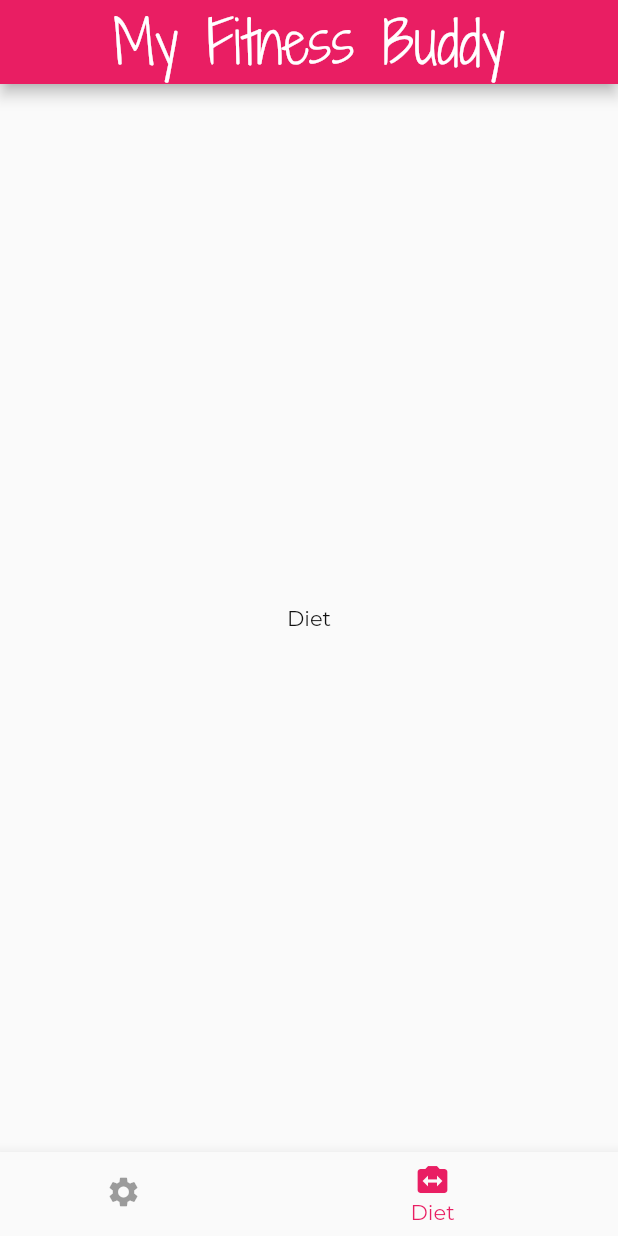
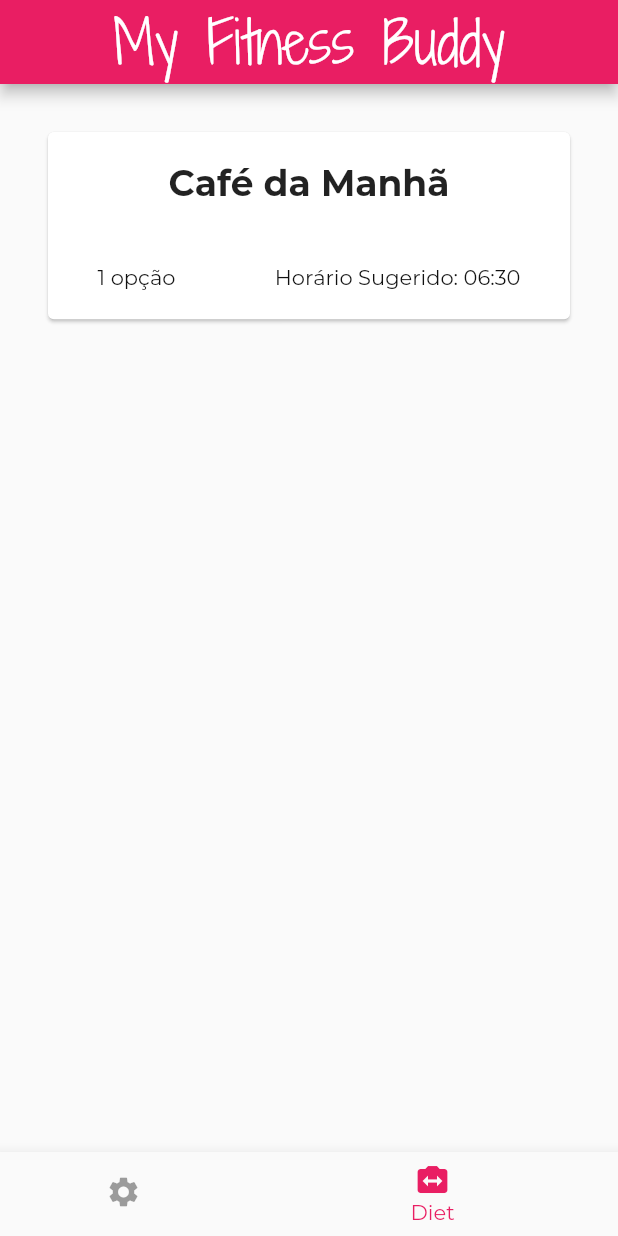
Before and after one commit to raulfdm/my-fitness-buddy, a Flutter app: the screen it shows after launch, item 2 of the bottom bar chosen, on a phone screen of 412 x 824 dp. Run offline on Flutter 3.47's test engine with Material 2 defaults, Android fonts, the phone set to English and light mode, and no system bars; project files that could hold a hidden picture were left out.

Commit message:
Start to implement diet screen

```diff
--- a/lib/config/routes.dart
+++ b/lib/config/routes.dart
@@ -1,7 +1,9 @@
 import '../screens/training_sheet_detail_screen.dart';
 import '../screens/main_screen.dart';
+import '../screens/diet_details_screen.dart';
 
 final ROUTES = {
+  MainScreen.route: (_) => MainScreen(),
   TrainingSheetDetailScreen.route: (_) => TrainingSheetDetailScreen(),
-  MainScreen.route: (_) => MainScreen()
+  DietDetailsScreen.route: (_) => DietDetailsScreen()
 };
--- a/lib/dummy_data.dart
+++ b/lib/dummy_data.dart
@@ -1,5 +1,8 @@
 import './models/training_sheet.dart';
 import './models/exercise.dart';
+
+import './models/diet_sheet.dart';
+import './models/food_option.dart';
 
 const DUMMY_TRAINING_SHEET = const [
   TrainingSheetModel(
@@ -38,3 +41,22 @@ const DUMMY_TRAINING_SHEET = const [
     ],
   ),
 ];
+
+const DUMMY_DIET_SHEET = const [
+  DietSheetModel(
+    id: 'd1',
+    time: '06:30',
+    title: 'Café da Manhã',
+    foodOptions: [
+      FoodOption(
+        id: 'fo1',
+        foodList: [
+          '1 fruta (da sua preferência --- banana é uma boaopção aqui)',
+          '15g farelo de aveia',
+          '2 ovos',
+        ],
+        observation: 'Se for pré-treino (30 a 60min antes)',
+      ),
+    ],
+  ),
+];
--- /dev/null
+++ b/lib/models/diet_sheet.dart
@@ -0,0 +1,17 @@
+import 'package:flutter/foundation.dart';
+
+import './food_option.dart';
+
+class DietSheetModel {
+  final String id;
+  final String title;
+  final String time;
+  final List<FoodOption> foodOptions;
+
+  const DietSheetModel({
+    @required this.id,
+    @required this.title,
+    @required this.time,
+    @required this.foodOptions,
+  });
+}
--- /dev/null
+++ b/lib/models/food_option.dart
@@ -0,0 +1,13 @@
+import 'package:flutter/foundation.dart';
+
+class FoodOption {
+  final String id;
+  final String observation;
+  final List<String> foodList;
+
+  const FoodOption({
+    @required this.id,
+    @required this.observation,
+    @required this.foodList,
+  });
+}
--- /dev/null
+++ b/lib/screens/diet_details_screen.dart
@@ -0,0 +1,23 @@
+import 'package:flutter/material.dart';
+
+import '../models/diet_sheet.dart';
+import '../widgets/scaffold_app.dart';
+
+class DietDetailsScreen extends StatelessWidget {
+  static String route = '/diet-details';
+
+  @override
+  Widget build(BuildContext context) {
+    final routeArgs = ModalRoute.of(context).settings.arguments
+        as Map<String, DietSheetModel>;
+
+    final dietSheet = routeArgs['dietSheet'];
+
+    return ScaffoldApp(
+      title: dietSheet.title,
+      body: Container(
+        child: Text('Helo'),
+      ),
+    );
+  }
+}
--- a/lib/screens/diet_sheets_screen.dart
+++ b/lib/screens/diet_sheets_screen.dart
@@ -1,12 +1,24 @@
 import 'package:flutter/material.dart';
+import 'package:my_fitness_buddy_flutter/dummy_data.dart';
+
+import '../widgets/diet_sheet_item.dart';
 
 class DietSheetsScreen extends StatelessWidget {
-  static String route = '/diet';
-
   @override
   Widget build(BuildContext context) {
-    return Center(
-      child: Text('Diet'),
+    return GridView(
+      padding: EdgeInsets.all(20),
+      children: DUMMY_DIET_SHEET.map((d) {
+        return DietSheetItem(
+          dietSheet: d,
+        );
+      }).toList(),
+      gridDelegate: SliverGridDelegateWithMaxCrossAxisExtent(
+        maxCrossAxisExtent: 400,
+        childAspectRatio: 5 / 2,
+        crossAxisSpacing: 20,
+        mainAxisSpacing: 20,
+      ),
     );
   }
 }
--- /dev/null
+++ b/lib/widgets/diet_sheet_item.dart
@@ -0,0 +1,53 @@
+import 'package:flutter/material.dart';
+import '../models/diet_sheet.dart';
+import '../screens/diet_details_screen.dart';
+
+class DietSheetItem extends StatelessWidget {
+  final DietSheetModel dietSheet;
+
+  const DietSheetItem({Key key, @required this.dietSheet}) : super(key: key);
+
+  void _selectDiet(BuildContext context) {
+    Navigator.of(context).pushNamed(
+      DietDetailsScreen.route,
+      arguments: {
+        'dietSheet': dietSheet,
+      },
+    );
+  }
+
+  @override
+  Widget build(BuildContext context) {
+    final isPlural = dietSheet.foodOptions.length > 1;
+
+    return Padding(
+      padding: const EdgeInsets.all(8.0),
+      child: InkWell(
+        onTap: () => _selectDiet(context),
+        borderRadius: BorderRadius.circular(8),
+        splashColor: Theme.of(context).primaryColorDark,
+        child: Card(
+          child: Column(
+            mainAxisAlignment: MainAxisAlignment.spaceAround,
+            children: <Widget>[
+              Text(
+                dietSheet.title,
+                style: Theme.of(context).textTheme.title,
+              ),
+              Row(
+                mainAxisAlignment: MainAxisAlignment.spaceAround,
+                children: <Widget>[
+                  Text(
+                    '${dietSheet.foodOptions.length} ${isPlural ? 'opções' : 'opção'}',
+                  ),
+                  Text('Horário Sugerido: ${dietSheet.time}'),
+                ],
+              )
+              // Text(trainingSheet.muscularGroup),
+            ],
+          ),
+        ),
+      ),
+    );
+  }
+}
```
